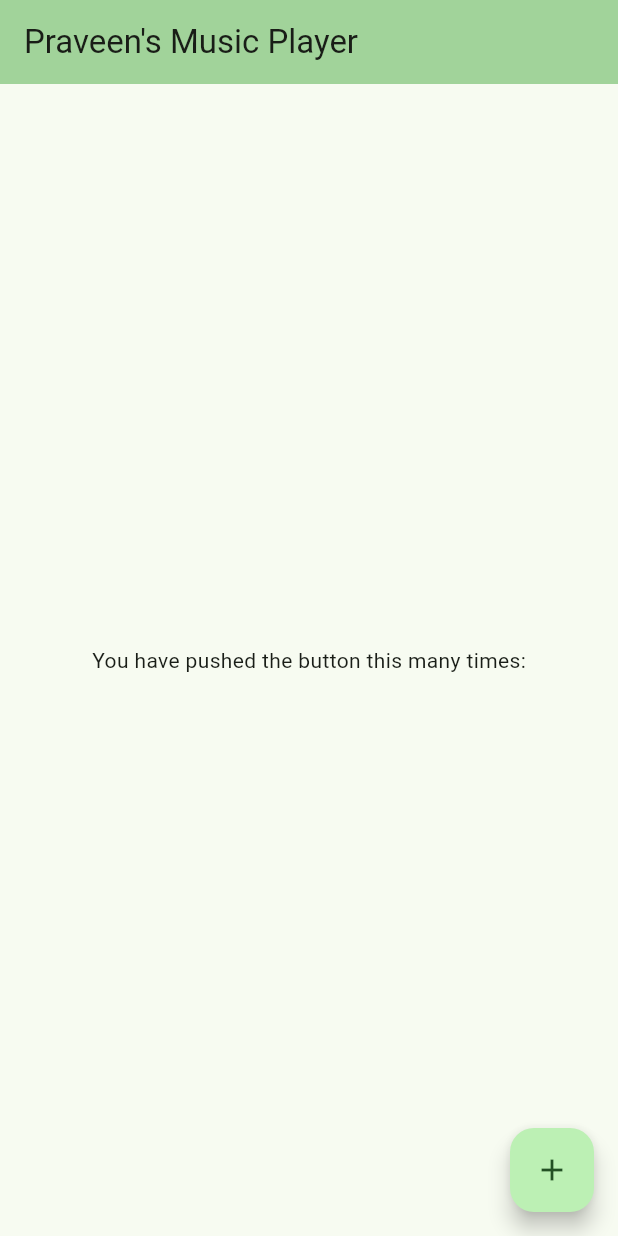
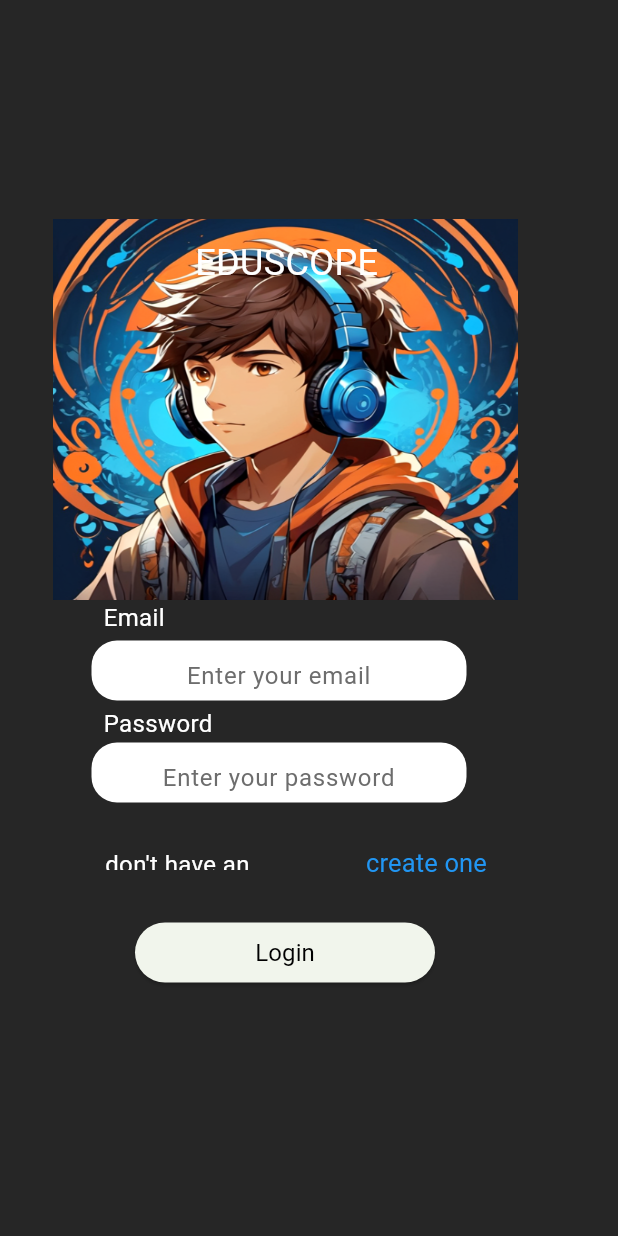
Before and after one commit to praveenkrishna03/spotify_alternative, a Flutter app: the screen it shows after launch, on a phone screen of 412 x 824 dp. Run offline on Flutter 3.47's test engine with Material 3 defaults, Android fonts, the phone set to English and light mode, and no system bars; our stand-ins replace file_picker; Roboto replaces fonts that are missing (Inconsolata, Inria Sans, JejuHallasan).

Commit message:
modified:   personal_music_player/android/app/build.gradle 	new file:   personal_music_player/android/app/google-services.json 	modified:   personal_music_player/android/build.gradle 	modified:   personal_music_player/lib/create_playlist.dart 	modified:   personal_music_player/lib/main.dart 	deleted:    personal_music_player/lib/model/PlaylistModel.dart 	deleted:    personal_music_player/lib/model/PlaylistModel.g.dart 	new file:   personal_music_player/lib/phone_auth.dart 	modified:   personal_music_player/macos/Flutter/GeneratedPluginRegistrant.swift 	modified:   personal_music_player/pubspec.lock 	modified:   personal_music_player/pubspec.yaml 	modified:   personal_music_player/windows/flutter/generated_plugin_registrant.cc 	modified:   personal_music_player/windows/flutter/generated_plugins.cmake

```diff
--- a/personal_music_player/lib/main.dart
+++ b/personal_music_player/lib/main.dart
@@ -1,20 +1,14 @@
 import 'package:flutter/material.dart';
-import 'package:hive_flutter/hive_flutter.dart';
 import 'package:personal_music_player/create_playlist.dart';
-import 'Model/PlaylistModel.dart';
+import 'package:personal_music_player/phone_auth.dart';
 
-late Box box;
-Future<void> main() async {
-  await Hive.initFlutter();
-  Hive.registerAdapter(PlaylistModelAdapter()); // Register the adapter
-  await Hive.openBox<PlaylistModel>('playlistBox');
+void main() {
   runApp(const MyApp());
 }
 
 class MyApp extends StatelessWidget {
-  const MyApp({super.key});
+  const MyApp({Key? key}) : super(key: key);
 
-  // This widget is the root of your application.
   @override
   Widget build(BuildContext context) {
     return MaterialApp(
@@ -23,62 +17,38 @@ class MyApp extends StatelessWidget {
         colorScheme: ColorScheme.fromSeed(seedColor: Colors.green),
         useMaterial3: true,
       ),
-      home: const MyHomePage(title: "Praveen's Music Player"),
+      home: PhoneAuthPage(),
     );
   }
 }
 
-class MyHomePage extends StatefulWidget {
-  const MyHomePage({super.key, required this.title});
+class MyHomePage extends StatelessWidget {
+  const MyHomePage({Key? key, required this.title}) : super(key: key);
 
   final String title;
-
-  @override
-  State<MyHomePage> createState() => _MyHomePageState();
-}
-
-class _MyHomePageState extends State<MyHomePage> {
-  Future<List<PlaylistModel>> getAllPlaylists() async {
-    final box = await Hive.openBox<PlaylistModel>(
-        'playlistBox'); // Replace 'your_box_name' with the actual name of your box
-    final List<PlaylistModel> playlistList = box.values.toList();
-    await box.close();
-    return playlistList;
-  }
 
   @override
   Widget build(BuildContext context) {
     return Scaffold(
       appBar: AppBar(
         backgroundColor: Theme.of(context).colorScheme.inversePrimary,
-        title: Text(widget.title),
+        title: Text(title),
         actions: [
-          // Add Hive DevTools to your app
-          //HiveDevTools(), // Add this line
+          // Any actions you want to add to the app bar
         ],
       ),
-
       body: Center(
         child: Text(
           'You have pushed the button this many times:',
         ),
       ),
       floatingActionButton: FloatingActionButton(
-        onPressed: () async {
+        onPressed: () {
           Navigator.of(context).push(
             MaterialPageRoute(
               builder: (context) => Create_Playlist(),
             ),
           );
-          final playlists = await getAllPlaylists();
-
-          for (int i = 0; i < playlists.length; i++) {
-            print('Playlist $i:');
-            print('Name: ${playlists[i].playlistName}');
-            print('Songs: ${playlists[i].songs}');
-            print('Description: ${playlists[i].description}');
-            //print('Image: ${playlists[i].image}');
-          }
           // Add the action you want for the floating button here.
         },
         child: Icon(Icons.add),
--- a/personal_music_player/lib/model/PlaylistModel.dart
+++ /dev/null
@@ -1,26 +0,0 @@
-import 'package:hive/hive.dart';
-
-part 'PlaylistModel.g.dart';
-
-@HiveType(typeId: 0)
-class PlaylistModel extends HiveObject {
-  @HiveField(0)
-  String playlistName; // Name of the playlist
-
-  @HiveField(1)
-  List<String> songs; // List of songs
-
-  @HiveField(2)
-  String description;
-
-  @HiveField(3)
-  String image;
-
-  PlaylistModel({
-    required this.playlistName,
-    required this.songs,
-    required this.description,
-    required this.image,
-    // Include the description in the constructor
-  });
-}
--- /dev/null
+++ b/personal_music_player/lib/phone_auth.dart
@@ -0,0 +1,301 @@
+import 'package:flutter/material.dart';
+
+//hello
+
+class PhoneAuthPage extends StatefulWidget {
+  @override
+  PhoneAuthPage_state createState() => PhoneAuthPage_state();
+}
+
+class PhoneAuthPage_state extends State<PhoneAuthPage> {
+  final _formkey = GlobalKey<FormState>();
+  final email_controller = TextEditingController();
+  final password_controller = TextEditingController();
+  bool isLogin = false;
+  bool isLoading = false;
+
+  void dispose_un() {
+    email_controller.dispose();
+    super.dispose();
+  }
+
+  void dispose_pw() {
+    password_controller.dispose();
+    super.dispose();
+  }
+
+  @override
+  Widget build(BuildContext context) {
+    return Scaffold(
+      //resizeToAvoidBottomInset: false,
+      body: SingleChildScrollView(
+        child: Column(
+          mainAxisAlignment: MainAxisAlignment.center,
+          children: [
+            Stack(children: [
+              Form(
+                key: _formkey,
+                child: Container(
+                  width: 800,
+                  height: 1000,
+                  clipBehavior: Clip.antiAlias,
+                  decoration: BoxDecoration(color: Colors.white),
+                  child: Stack(
+                    children: [
+                      Positioned(
+                        left: 0,
+                        top: 0,
+                        child: Container(
+                          width: 1000,
+                          height: 1000,
+                          decoration: BoxDecoration(
+                            color: Colors.black.withOpacity(0.8500000238418579),
+                          ),
+                        ),
+                      ),
+                      Positioned(
+                        left: 35,
+                        top: 146,
+                        child: Container(
+                          width: 310,
+                          height: 254,
+                          decoration: BoxDecoration(
+                            image: DecorationImage(
+                              image: AssetImage('images/logo.png'),
+                              fit: BoxFit.fill,
+                            ),
+                          ),
+                        ),
+                      ),
+                      Positioned(
+                        left: 130,
+                        top: 158,
+                        child: Text(
+                          'EDUSCOPE',
+                          textAlign: TextAlign.center,
+                          style: TextStyle(
+                            color: Colors.white,
+                            fontSize: 24,
+                            fontFamily: 'JejuHallasan',
+                            fontWeight: FontWeight.w400,
+                          ),
+                        ),
+                      ),
+                      Positioned(
+                        left: 61,
+                        top: 427,
+                        child: Container(
+                          width: 250,
+                          height: 40,
+                          decoration: ShapeDecoration(
+                            color: Color.fromARGB(255, 255, 255, 255),
+                            shape: RoundedRectangleBorder(
+                              borderRadius: BorderRadius.circular(17),
+                            ),
+                          ),
+                          child: TextFormField(
+                            textAlign: TextAlign.center,
+                            style: TextStyle(
+                              color: Color.fromARGB(255, 0, 0,
+                                  0), // Set the input text color here
+                            ),
+                            cursorColor: Colors.black,
+                            controller: email_controller,
+                            keyboardType: TextInputType.name,
+                            decoration: InputDecoration(
+                              border: InputBorder.none,
+                              hintStyle: TextStyle(
+                                  color: Color.fromARGB(255, 109, 109, 109)),
+                              hintText: 'Enter your email',
+                            ),
+
+                            /*decoration: InputDecoration(
+                        hintStyle: TextStyle(
+                            color: Color.fromARGB(255, 109, 109, 109)),
+                        hintText: 'Enter your pregnant month',
+                      ),
+                      */
+                          ),
+                        ),
+                      ),
+                      Positioned(
+                        left: 61,
+                        top: 495,
+                        child: Container(
+                          width: 250,
+                          height: 40,
+                          decoration: ShapeDecoration(
+                            color: Color.fromARGB(255, 255, 255, 255),
+                            shape: RoundedRectangleBorder(
+                              borderRadius: BorderRadius.circular(17),
+                            ),
+                          ),
+                          child: TextFormField(
+                            textAlign: TextAlign.center,
+                            style: TextStyle(
+                              color: Color.fromARGB(255, 24, 24,
+                                  24), // Set the input text color here
+                            ),
+                            cursorColor: Colors.black,
+                            controller: password_controller,
+                            obscureText: true,
+                            keyboardType: TextInputType.name,
+                            decoration: InputDecoration(
+                              border: InputBorder.none,
+                              hintStyle: TextStyle(
+                                  color: Color.fromARGB(255, 109, 109, 109)),
+                              hintText: 'Enter your password',
+                            ),
+
+                            /*decoration: InputDecoration(
+                        hintStyle: TextStyle(
+                            color: Color.fromARGB(255, 109, 109, 109)),
+                        hintText: 'Enter your pregnant month',
+                      ),
+                      */
+                          ),
+                        ),
+                      ),
+                      /*Positioned(
+                  left: 106,
+                  top: 607,
+                  child: ElevatedButton(
+                    onPressed: () {},
+                    child: Text('Enter'),
+                    width: 148,
+                    height: 34,
+                    decoration: ShapeDecoration(
+                      color: Color(0xFF757BAE),
+                      shape: RoundedRectangleBorder(
+                        borderRadius: BorderRadius.circular(17),
+                      ),
+                    ),
+                  ),
+                ),*/
+                      Positioned(
+                        left: 69,
+                        top: 400,
+                        child: SizedBox(
+                          width: 167,
+                          height: 18,
+                          child: Text(
+                            'Email',
+                            style: TextStyle(
+                              color: Colors.white,
+                              fontSize: 16,
+                              fontFamily: 'Inria Sans',
+                              fontWeight: FontWeight.w400,
+                            ),
+                          ),
+                        ),
+                      ),
+                      Positioned(
+                        left: 69,
+                        top: 471,
+                        child: SizedBox(
+                          width: 167,
+                          height: 18,
+                          child: Text(
+                            'Password',
+                            style: TextStyle(
+                              color: Colors.white,
+                              fontSize: 16,
+                              fontFamily: 'Inria Sans',
+                              fontWeight: FontWeight.w400,
+                            ),
+                          ),
+                        ),
+                      ),
+                      Positioned(
+                        left: 70,
+                        top: 565,
+                        child: SizedBox(
+                          width: 164,
+                          height: 15,
+                          child: Text(
+                            "don't have an account?",
+                            style: TextStyle(
+                              color: Colors.white,
+                              fontSize: 16,
+                              fontFamily: 'Inria Sans',
+                              fontWeight: FontWeight.w400,
+                            ),
+                          ),
+                        ),
+                      ),
+                      Positioned(
+                        left: 220,
+                        top: 551,
+                        child: ElevatedButton(
+                            style: ElevatedButton.styleFrom(
+                              primary: Color.fromARGB(0, 255, 255, 255),
+                              shadowColor: Color.fromARGB(0, 255, 255, 255),
+                            ),
+                            onPressed: () {
+                              /*Navigator.push(
+                                context,
+                                MaterialPageRoute(
+                                  builder: (context) => SignupPage(),
+                                ),
+                              );*/
+                            },
+                            child: Text(
+                              'create one',
+                              textAlign: TextAlign.center,
+                              style: TextStyle(
+                                color: Colors.blue,
+                                fontSize: 17,
+                                fontFamily: 'Inria Sans',
+                                fontWeight: FontWeight.w400,
+                              ),
+                            )),
+                      ),
+                      Positioned(
+                        left: 90,
+                        top: 615,
+                        child: SizedBox(
+                          width: 200,
+                          height: 40,
+                          child: ElevatedButton(
+                            onPressed: () {
+                              //if (_formkey.currentState!.validate()) {
+                              //signInWithEmailAndPassword();
+                            },
+                            child: isLoading
+                                ? Center(
+                                    child: CircularProgressIndicator(
+                                    color: Colors.white,
+                                  ))
+                                : Text(
+                                    'Login',
+                                    style: TextStyle(
+                                      color: Color(0xFF000000),
+                                      fontSize: 16,
+                                      fontFamily: 'Inconsolata',
+                                      fontWeight: FontWeight.w400,
+                                    ),
+                                  ),
+                          ),
+                          /*child: Text(
+                      'LOGIN',
+                      textAlign: TextAlign.center,
+                      style: TextStyle(
+                        color: Color(0xFF000000),
+                        fontSize: 16,
+                        fontFamily: 'Inconsolata',
+                        fontWeight: FontWeight.w400,
+                      ),
+                    ),*/
+                        ),
+                      ),
+                    ],
+                  ),
+                ),
+              ),
+            ]),
+          ],
+        ),
+      ),
+    );
+  }
+}
--- a/personal_music_player/pubspec.yaml
+++ b/personal_music_player/pubspec.yaml
@@ -39,6 +39,8 @@ dependencies:
   just_audio: ^0.9.35
   file_picker: ^6.0.0
   path_provider: ^2.0.2
+  firebase_core: ^2.23.0
+  firebase_auth: ^4.14.1
 
 dev_dependencies:
   flutter_test:
```
Also changed, not shown: personal_music_player/lib/create_playlist.dart (+26 -122 lines), personal_music_player/lib/model/PlaylistModel.g.dart (deleted), personal_music_player/pubspec.lock, 6 other files.
